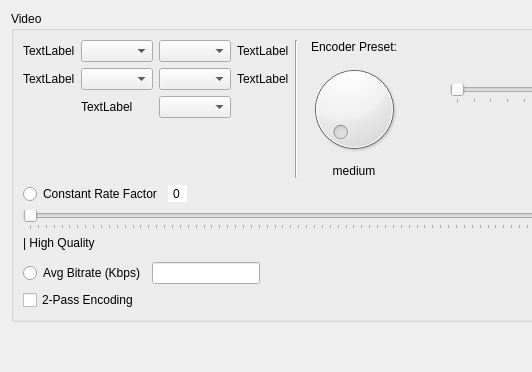
The window that src/video_ui.ui (b1aqW0lf/Lithium) describes before a commit, drawn with Qt 5; both pictures show x 0 to 532 and y 0 to 372 of the 842 by 372 pixel window.
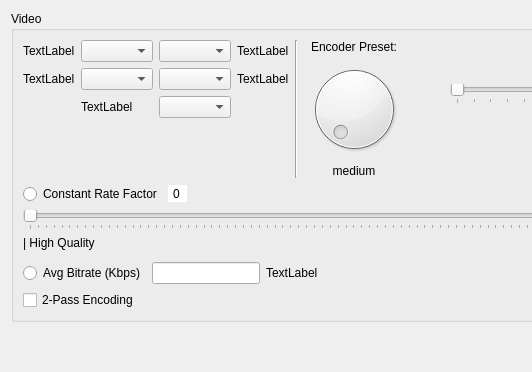
The same window after the commit.

Commit message: added connections between InputSourceProbe and VideoUI classes

What changed in the file:
```diff
--- a/src/video_ui.ui
+++ b/src/video_ui.ui
@@ -368,6 +368,13 @@
                 </item>
                </layout>
               </item>
+              <item>
+               <widget class="QLabel" name="sourceVideoAVGBitDisplay">
+                <property name="text">
+                 <string>TextLabel</string>
+                </property>
+               </widget>
+              </item>
               <item>
                <spacer name="horizontalSpacer_3">
                 <property name="orientation">
```
The commit also changes 8 other files.
